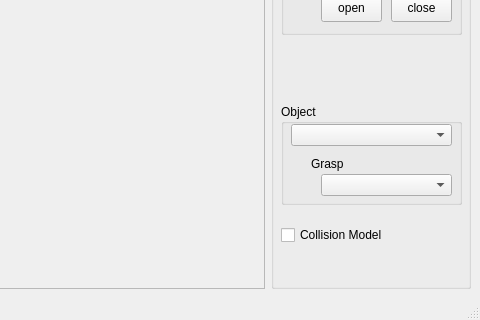
The window that VirtualRobot/examples/SceneViewer/SceneViewer.ui (softbankrobotics-research/Simox) describes before a commit, drawn with Qt 5; both pictures show x 318 to 798 and y 375 to 695 of the 798 by 695 pixel window.
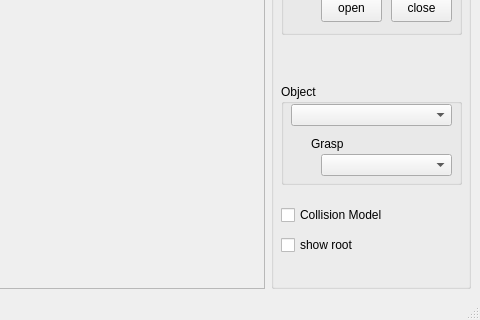
The same window after the commit.

Commit message: added robot command line support

Diff of the .ui file:
```diff
--- a/VirtualRobot/examples/SceneViewer/SceneViewer.ui
+++ b/VirtualRobot/examples/SceneViewer/SceneViewer.ui
@@ -200,7 +200,7 @@
        <property name="geometry">
         <rect>
          <x>10</x>
-         <y>470</y>
+         <y>450</y>
          <width>181</width>
          <height>101</height>
         </rect>
@@ -246,7 +246,7 @@
        <property name="geometry">
         <rect>
          <x>10</x>
-         <y>590</y>
+         <y>570</y>
          <width>181</width>
          <height>22</height>
         </rect>
@@ -255,6 +255,19 @@
         <string>Collision Model</string>
        </property>
       </widget>
+      <widget class="QCheckBox" name="checkBoxRoot">
+       <property name="geometry">
+        <rect>
+         <x>10</x>
+         <y>600</y>
+         <width>181</width>
+         <height>22</height>
+        </rect>
+       </property>
+       <property name="text">
+        <string>show root</string>
+       </property>
+      </widget>
      </widget>
     </item>
    </layout>
```
The commit also changes 2 other files.
